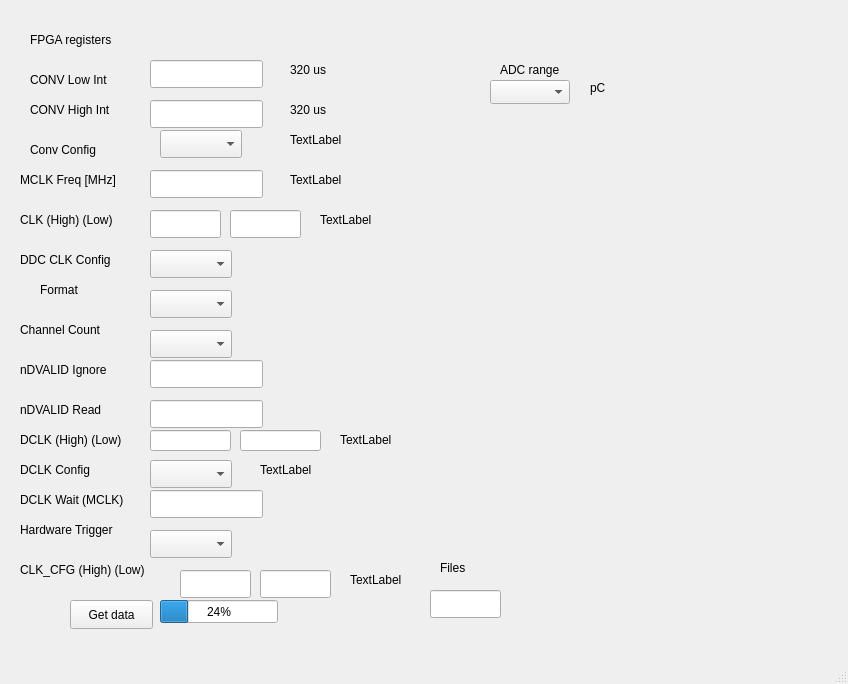
Padniuk/DDC264EVM_UI, file mainwindow.ui: the form before one commit.
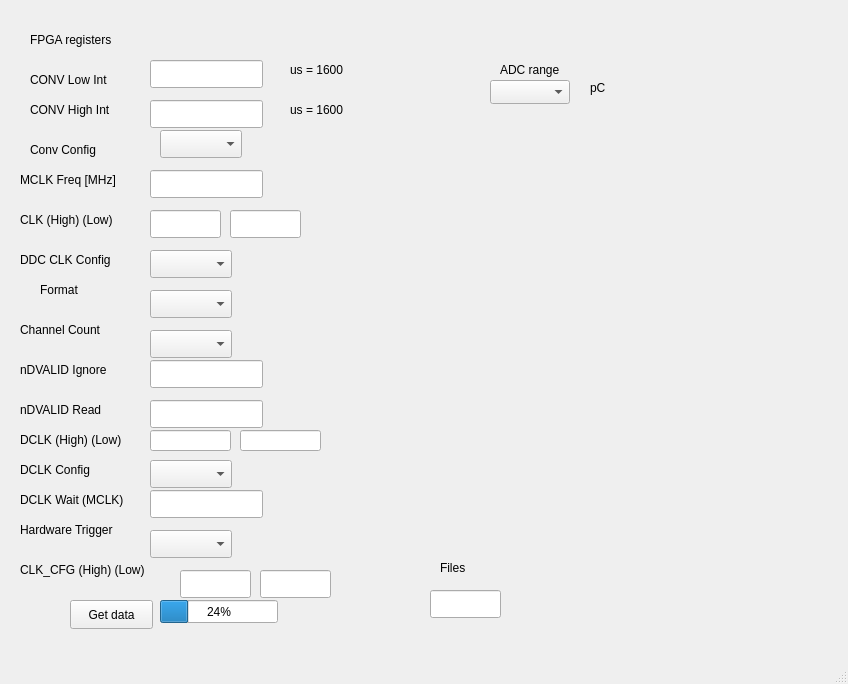
The form after the commit.

Commit message: Add some error handlers

Patch:
```diff
--- a/mainwindow.ui
+++ b/mainwindow.ui
@@ -425,7 +425,7 @@
      </rect>
     </property>
     <property name="text">
-     <string>320 us</string>
+     <string>us = 1600</string>
     </property>
    </widget>
    <widget class="QLabel" name="conv_high_int_text">
@@ -438,85 +438,7 @@
      </rect>
     </property>
     <property name="text">
-     <string>320 us</string>
-    </property>
-   </widget>
-   <widget class="QLabel" name="label_19">
-    <property name="geometry">
-     <rect>
-      <x>290</x>
-      <y>130</y>
-      <width>63</width>
-      <height>20</height>
-     </rect>
-    </property>
-    <property name="text">
-     <string>TextLabel</string>
-    </property>
-   </widget>
-   <widget class="QLabel" name="MCLKFreqText">
-    <property name="geometry">
-     <rect>
-      <x>290</x>
-      <y>170</y>
-      <width>63</width>
-      <height>20</height>
-     </rect>
-    </property>
-    <property name="text">
-     <string>TextLabel</string>
-    </property>
-   </widget>
-   <widget class="QLabel" name="label_21">
-    <property name="geometry">
-     <rect>
-      <x>320</x>
-      <y>210</y>
-      <width>63</width>
-      <height>20</height>
-     </rect>
-    </property>
-    <property name="text">
-     <string>TextLabel</string>
-    </property>
-   </widget>
-   <widget class="QLabel" name="label_22">
-    <property name="geometry">
-     <rect>
-      <x>340</x>
-      <y>430</y>
-      <width>63</width>
-      <height>20</height>
-     </rect>
-    </property>
-    <property name="text">
-     <string>TextLabel</string>
-    </property>
-   </widget>
-   <widget class="QLabel" name="label_23">
-    <property name="geometry">
-     <rect>
-      <x>260</x>
-      <y>460</y>
-      <width>63</width>
-      <height>20</height>
-     </rect>
-    </property>
-    <property name="text">
-     <string>TextLabel</string>
-    </property>
-   </widget>
-   <widget class="QLabel" name="label_24">
-    <property name="geometry">
-     <rect>
-      <x>350</x>
-      <y>570</y>
-      <width>63</width>
-      <height>20</height>
-     </rect>
-    </property>
-    <property name="text">
-     <string>TextLabel</string>
+     <string>us = 1600</string>
     </property>
    </widget>
    <widget class="QComboBox" name="ADCrange">
```
The commit also changes 2 other files.
